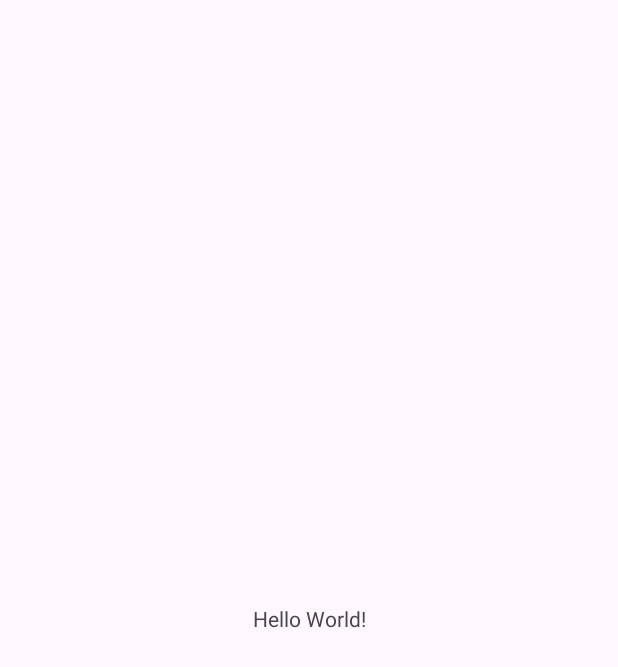
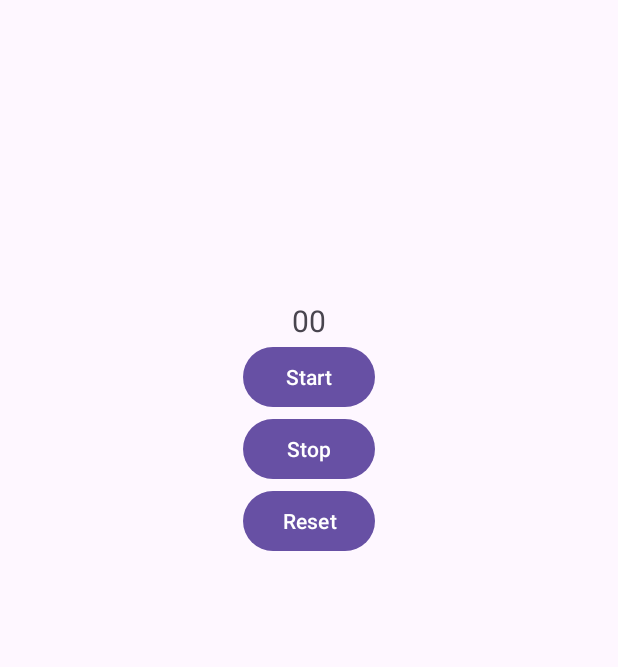
Before and after one commit to nibelung-dt/MultiStopwatchService, an Android app: the screen it shows after launch (MainActivity), on a phone screen of 412 x 824 dp. Before the commit the part shown is almost empty. Shown: the top 667 px of the screen. Run offline under Robolectric (Android 15) with nearby library versions, the phone set to English and light mode, and no system bars; 5 statements that could not run were skipped.

Commit message:
created flow and service

```diff
--- a/app/build.gradle
+++ b/app/build.gradle
@@ -30,6 +30,10 @@ android {
     kotlinOptions {
         jvmTarget = '1.8'
     }
+
+    buildFeatures {
+        viewBinding = true
+    }
 }
 
 dependencies {
--- a/app/src/main/AndroidManifest.xml
+++ b/app/src/main/AndroidManifest.xml
@@ -12,6 +12,11 @@
         android:supportsRtl="true"
         android:theme="@style/Theme.MultiStopwatch"
         tools:targetApi="31">
+        <service
+            android:name=".StopwatchService"
+            android:enabled="true"
+            android:exported="true"></service>
+
         <activity
             android:name=".MainActivity"
             android:exported="true">
--- a/app/src/main/java/com/tarasov/multistopwatch/MainActivity.kt
+++ b/app/src/main/java/com/tarasov/multistopwatch/MainActivity.kt
@@ -1,15 +1,62 @@
 package com.tarasov.multistopwatch
 
+import android.content.Intent
 import androidx.appcompat.app.AppCompatActivity
 import android.os.Bundle
+import com.tarasov.multistopwatch.databinding.ActivityMainBinding
+import kotlinx.coroutines.CoroutineScope
+import kotlinx.coroutines.Dispatchers
+import kotlinx.coroutines.flow.collect
+import kotlinx.coroutines.launch
+import kotlinx.coroutines.withContext
 
 class MainActivity : AppCompatActivity() {
+
+
+    private lateinit var binding: ActivityMainBinding
+
+    val stopwatch1 = StopwatchFlow()
+
     override fun onCreate(savedInstanceState: Bundle?) {
         super.onCreate(savedInstanceState)
         setContentView(R.layout.activity_main)
 
-        val stopwatch1 = StopwatchFlow()
+        binding = ActivityMainBinding.inflate(layoutInflater)
+        setContentView(binding.root)
+
+        initStartButton()
+        initStopButton()
+        initResetButton()
+
+
+       // val stopwatchService = StopwatchService()
+        startService(Intent(this, StopwatchService::class.java))
 
 
     }
+
+    private fun initStartButton() {
+        binding.startButton.setOnClickListener {
+            CoroutineScope(Dispatchers.Default).launch {
+                stopwatch1.start().collect() {
+                    withContext(Dispatchers.Main) {
+                        binding.timeTextView.text = it.toString()
+                    }
+                }
+            }
+        }
+    }
+
+    private fun initStopButton() {
+        binding.stopButton.setOnClickListener {
+            stopwatch1.pause()
+        }
+    }
+
+    private fun initResetButton() {
+        binding.resetButton.setOnClickListener {
+            stopwatch1.reset()
+        }
+    }
+
 }
--- a/app/src/main/java/com/tarasov/multistopwatch/Stopwatch.kt
+++ b/app/src/main/java/com/tarasov/multistopwatch/Stopwatch.kt
@@ -1,35 +1,51 @@
 package com.tarasov.multistopwatch
 
+import android.util.Log
+import kotlinx.coroutines.delay
+import kotlinx.coroutines.flow.flow
 import java.util.concurrent.Flow
 
-interface Stopwatch {
-    fun start()
-    fun pause()
-    fun stop()
-    fun interval()
-    fun reset()
-}
+//interface Stopwatch {
+//    suspend fun start() = flow<Long>()
+//
+//    fun pause()
+//    fun stop()
+//    fun interval()
+//    fun reset()
+//}
 
-    class StopwatchFlow: Stopwatch {
-        override fun start() { // : Flow<Long>
-            TODO("Not yet implemented")
+    class StopwatchFlow {
 
+        private var seconds: Long = 0
+        private var isStart = true
+        suspend fun start() = flow  {
+            isStart = true
+            while(isStart) {
+                seconds++
+                Log.d("MY_LOG", seconds.toString())
+                delay(1000)
+                emit(seconds)
+            }
         }
 
-        override fun pause() {
+
+        fun pause() {
+            isStart = false
+        }
+
+        fun reset() {
+            seconds = 0
+            isStart = false
+        }
+
+//        fun stop() {
+//            TODO("Not yet implemented")
+//        }
+
+        fun interval() {
             TODO("Not yet implemented")
         }
 
-        override fun stop() {
-            TODO("Not yet implemented")
-        }
 
-        override fun interval() {
-            TODO("Not yet implemented")
-        }
-
-        override fun reset() {
-            TODO("Not yet implemented")
-        }
 
     }
--- a/app/src/main/res/layout/activity_main.xml
+++ b/app/src/main/res/layout/activity_main.xml
@@ -1,18 +1,50 @@
 <?xml version="1.0" encoding="utf-8"?>
-<androidx.constraintlayout.widget.ConstraintLayout xmlns:android="http://schemas.android.com/apk/res/android"
+<LinearLayout xmlns:android="http://schemas.android.com/apk/res/android"
     xmlns:app="http://schemas.android.com/apk/res-auto"
     xmlns:tools="http://schemas.android.com/tools"
     android:layout_width="match_parent"
     android:layout_height="match_parent"
+    android:orientation="vertical"
     tools:context=".MainActivity">
 
+
+
+    <Space
+        android:layout_height="200dp"
+        android:layout_width="0dp"
+        />
+
     <TextView
+        android:id="@+id/timeTextView"
         android:layout_width="wrap_content"
         android:layout_height="wrap_content"
-        android:text="Hello World!"
-        app:layout_constraintBottom_toBottomOf="parent"
-        app:layout_constraintEnd_toEndOf="parent"
-        app:layout_constraintStart_toStartOf="parent"
-        app:layout_constraintTop_toTopOf="parent" />
+        android:text="00"
+        android:textSize="20sp"
+        android:layout_gravity="center_horizontal" />
 
-</androidx.constraintlayout.widget.ConstraintLayout>
+    <Button
+        android:id="@+id/startButton"
+        android:layout_width="wrap_content"
+        android:layout_height="wrap_content"
+        android:text="Start"
+        android:layout_gravity="center_horizontal"
+        tools:layout_editor_absoluteX="100dp"
+        tools:layout_editor_absoluteY="225dp" />
+
+    <Button
+        android:id="@+id/stopButton"
+        android:layout_width="wrap_content"
+        android:layout_height="wrap_content"
+        android:text="Stop"
+        android:layout_gravity="center_horizontal"
+        tools:layout_editor_absoluteX="100dp"
+        tools:layout_editor_absoluteY="225dp" />
+
+    <Button
+        android:id="@+id/resetButton"
+        android:text="Reset"
+        android:layout_width="wrap_content"
+        android:layout_height="wrap_content"
+        android:layout_gravity="center_horizontal" />
+
+</LinearLayout>
```
Also changed, not shown: app/src/main/java/com/tarasov/multistopwatch/StopwatchService.kt (added, +44 -0 lines).
